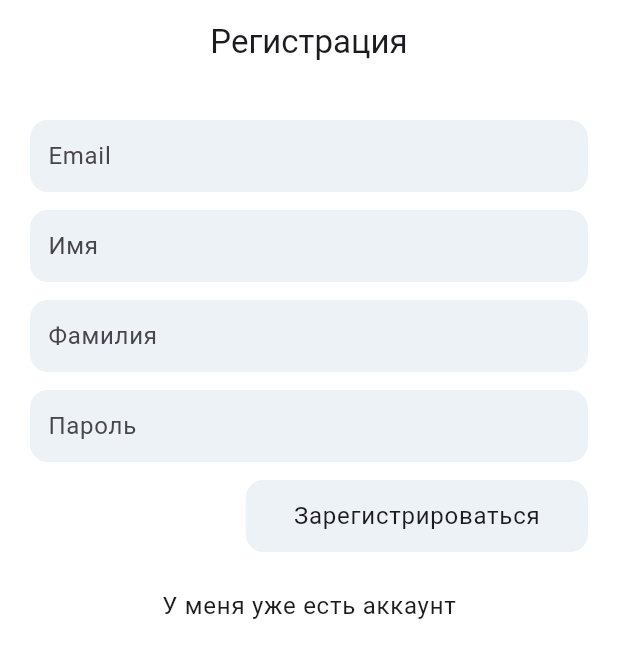
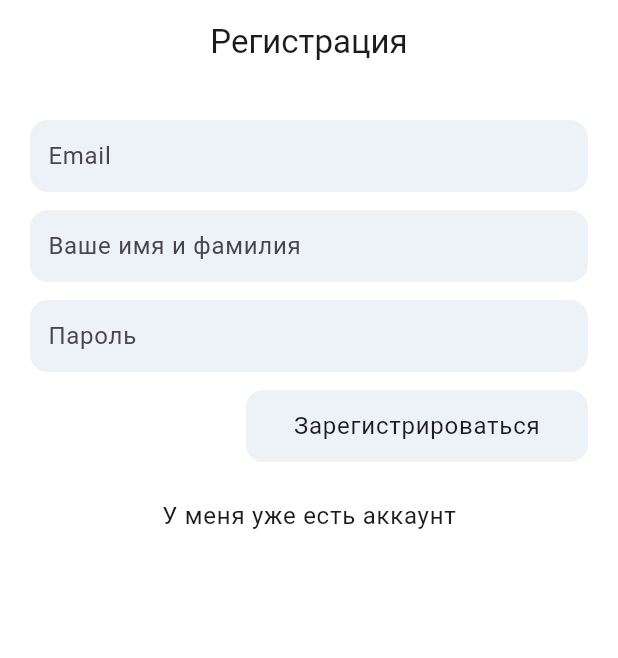
Before and after one commit to zanz9/messenger, a Flutter app: the screen it shows after launch, on a phone screen of 412 x 824 dp. Shown: the top 658 px of the screen. Run offline on Flutter 3.47's test engine with Material 3 defaults, Android fonts, the phone set to English and light mode, and no system bars; our stand-ins replace cloud_firestore, firebase_auth, firebase_core, go_router; accounts and stored records are empty.

```diff
--- a/lib/features/auth/register_page.dart
+++ b/lib/features/auth/register_page.dart
@@ -14,8 +14,7 @@ class RegisterPage extends StatefulWidget {
 
 class _RegisterPageState extends State<RegisterPage> {
   TextEditingController emailController = TextEditingController();
-  TextEditingController firstNameController = TextEditingController();
-  TextEditingController lastNameController = TextEditingController();
+  TextEditingController name = TextEditingController();
   TextEditingController passwordController = TextEditingController();
 
   bool isPressed = false;
@@ -26,8 +25,7 @@ class _RegisterPageState extends State<RegisterPage> {
     await AuthRepository.register(
       emailController.text,
       passwordController.text,
-      firstNameController.text,
-      lastNameController.text,
+      name.text,
     );
     isPressed = false;
     setState(() {});
@@ -48,9 +46,7 @@ class _RegisterPageState extends State<RegisterPage> {
           children: [
             InputWidget(text: 'Email', controller: emailController),
             const SizedBox(height: 12),
-            InputWidget(text: 'Имя', controller: firstNameController),
-            const SizedBox(height: 12),
-            InputWidget(text: 'Фамилия', controller: lastNameController),
+            InputWidget(text: 'Ваше имя и фамилия', controller: name),
             const SizedBox(height: 12),
             InputWidget(text: 'Пароль', controller: passwordController),
             const SizedBox(height: 12),
--- a/lib/features/auth/repository/auth_repository.dart
+++ b/lib/features/auth/repository/auth_repository.dart
@@ -2,8 +2,7 @@ import 'package:cloud_firestore/cloud_firestore.dart';
 import 'package:firebase_auth/firebase_auth.dart';
 
 class AuthRepository {
-  static Future<String?> register(
-      String email, password, firstName, lastName) async {
+  static Future<String?> register(String email, password, name) async {
     try {
       var db = FirebaseFirestore.instance;
       await FirebaseAuth.instance.createUserWithEmailAndPassword(
@@ -11,8 +10,7 @@ class AuthRepository {
         password: password.trim().toLowerCase(),
       );
       final user = <String, dynamic>{
-        "firstName": firstName.trim(),
-        "lastName": lastName.trim(),
+        "name": name.trim(),
       };
       await db.collection("users").doc(email.trim().toLowerCase()).set(user);
     } on FirebaseAuthException catch (e) {
--- a/lib/features/chat/chat_page.dart
+++ b/lib/features/chat/chat_page.dart
@@ -27,7 +27,7 @@ class ChatPage extends StatelessWidget {
           },
         ),
         title: UserWithAvatar(
-          title: '${user.firstName} ${user.lastName}',
+          title: user.name,
           subtitle: Text(
             'В сети',
             style: theme.textTheme.bodyMedium!.copyWith(
--- a/lib/features/chat_list/components/chat_list_header.dart
+++ b/lib/features/chat_list/components/chat_list_header.dart
@@ -6,13 +6,13 @@ import 'package:messenger/theme.dart';
 class ChatListHeader extends StatelessWidget {
   const ChatListHeader({
     super.key,
+    required this.searchController,
   });
+  final TextEditingController searchController;
 
   @override
   Widget build(BuildContext context) {
     var theme = Theme.of(context);
-
-    TextEditingController searchController = TextEditingController();
 
     return SliverAppBar(
       backgroundColor: Colors.white,
--- a/lib/models/chat_user.dart
+++ b/lib/models/chat_user.dart
@@ -1,7 +1,6 @@
 class ChatUser {
   final String email;
-  final String firstName;
-  final String lastName;
+  final String name;
 
   late String? chatId;
   late String? lastMessage;
@@ -10,8 +9,7 @@ class ChatUser {
 
   ChatUser({
     required this.email,
-    required this.firstName,
-    required this.lastName,
+    required this.name,
     this.chatId,
     this.lastMessage,
     this.lastMessageFrom,
```
Also changed, not shown: lib/features/chat_list/chat_list_page.dart (+4 -3 lines), lib/features/chat_list/components/chat_list_widget.dart (+10 -1 lines), lib/repository/chat_repository.dart (+8 -4 lines).
